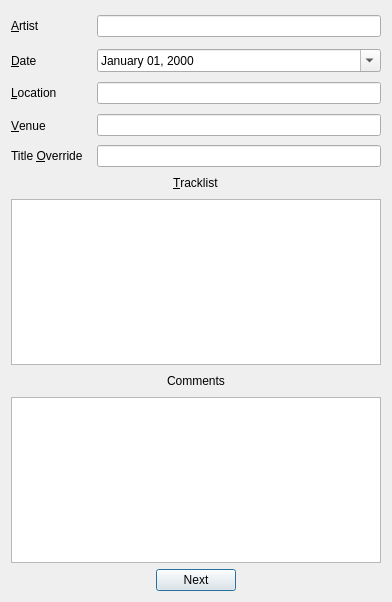
zpchavez/boottunes, file src/ui/confirmmetadata.ui: the form before one commit.
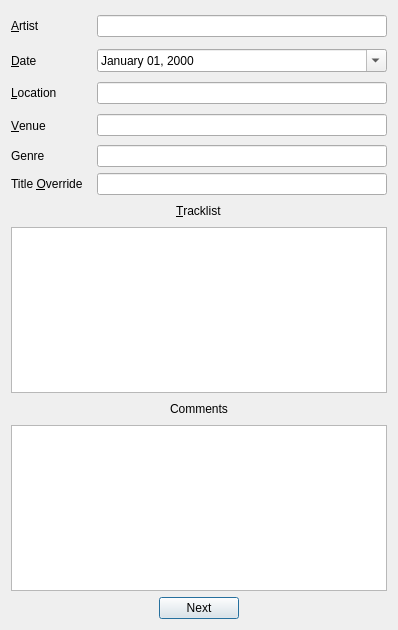
The form after the commit.

Commit message: Added genre field to the "Confirm Metadata" dialog.

```diff
--- a/src/ui/confirmmetadata.ui
+++ b/src/ui/confirmmetadata.ui
@@ -9,8 +9,8 @@
    <rect>
     <x>0</x>
     <y>0</y>
-    <width>392</width>
-    <height>602</height>
+    <width>398</width>
+    <height>630</height>
    </rect>
   </property>
   <property name="windowTitle">
@@ -104,7 +104,17 @@
      <item row="3" column="2">
       <widget class="QLineEdit" name="venueLineEdit"/>
      </item>
-     <item row="4" column="0" colspan="2">
+     <item row="4" column="0">
+      <widget class="QLabel" name="label_8">
+       <property name="text">
+        <string>Genre</string>
+       </property>
+      </widget>
+     </item>
+     <item row="4" column="2">
+      <widget class="QLineEdit" name="genreLineEdit"/>
+     </item>
+     <item row="5" column="0" colspan="2">
       <widget class="QLabel" name="label_7">
        <property name="text">
         <string>Title &amp;Override</string>
@@ -114,7 +124,7 @@
        </property>
       </widget>
      </item>
-     <item row="4" column="2">
+     <item row="5" column="2">
       <widget class="QLineEdit" name="titleLineEdit"/>
      </item>
     </layout>
```
The commit also changes 4 other files.
